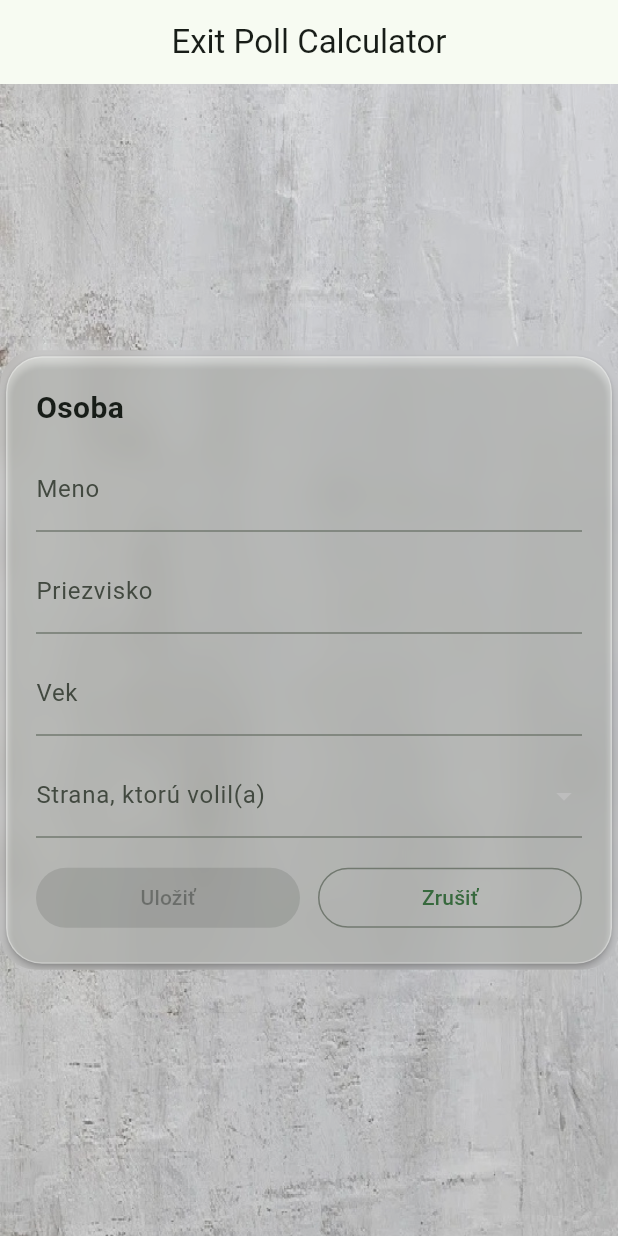
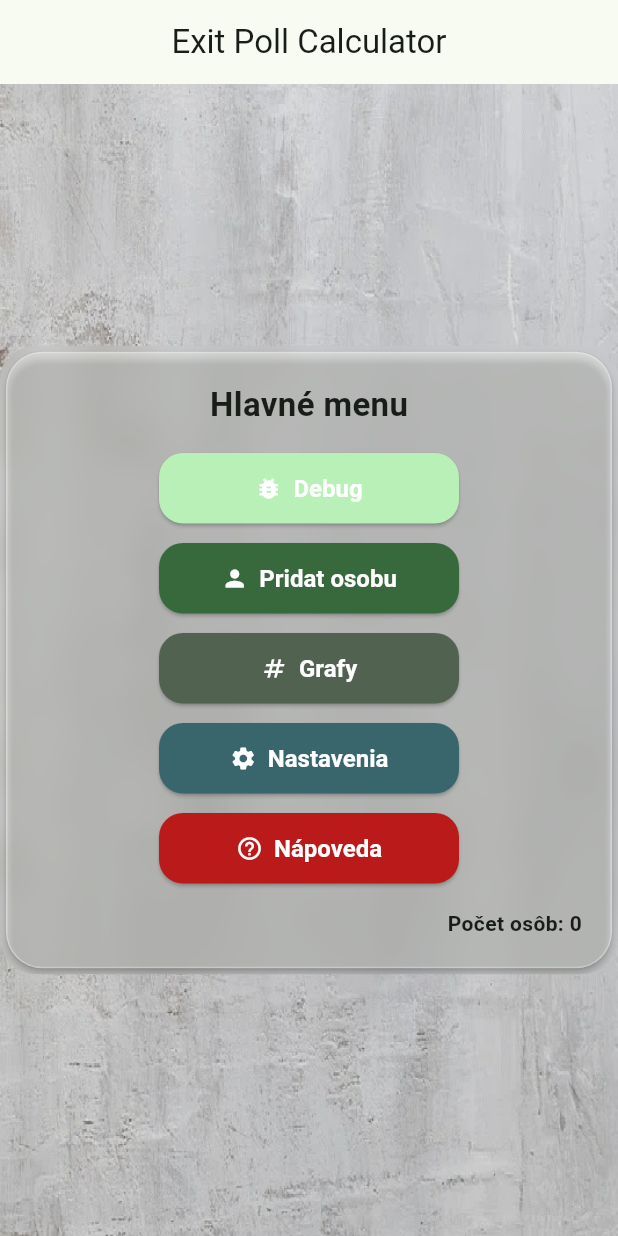
Before and after one commit to S4B4T0N/ExpitPollRequest, a Flutter app: the screen it shows after launch, on a phone screen of 412 x 824 dp. Run offline on Flutter 3.47's test engine with Material 3 defaults, Android fonts, the phone set to English and light mode, and no system bars.

Commit message:
vytvorenie obrazovky grafy + napojenie v maine na tlacitko grafy

```diff
--- a/lib/main.dart
+++ b/lib/main.dart
@@ -1,7 +1,7 @@
-import 'dart:ui' show ImageFilter;
 import 'package:flutter/material.dart';
+import 'package:exit_poll_request/widgets/glass_card.dart';
 import 'package:exit_poll_request/screens/pridaj_osobu.dart';
-import 'package:exit_poll_request/widgets/glass_card.dart';
+import 'package:exit_poll_request/screens/grafy.dart';
 
 void main() => runApp(const MainApp());
 
@@ -28,8 +28,14 @@ class MainApp extends StatelessWidget {
   }
 }
 
-class HomeScreen extends StatelessWidget {
+class HomeScreen extends StatefulWidget {
   const HomeScreen({super.key});
+  @override
+  State<HomeScreen> createState() => _HomeScreenState();
+}
+
+class _HomeScreenState extends State<HomeScreen> {
+  final List<Map<String, dynamic>> _people = [];
 
   @override
   Widget build(BuildContext context) {
@@ -47,102 +53,84 @@ class HomeScreen extends StatelessWidget {
           Container(color: const Color.fromRGBO(0, 0, 0, 0.12)),
           Center(
             child: GlassCard(
-              child: Form(
-                key: _formKey,
               child: Column(
                 mainAxisSize: MainAxisSize.min,
-                  crossAxisAlignment: CrossAxisAlignment.stretch,
                 children: [
                   const Text(
-                      'Osoba',
-                      style: TextStyle(
-                        fontSize: 20,
-                        fontWeight: FontWeight.w700,
+                    'Hlavné menu',
+                    style: TextStyle(fontSize: 22, fontWeight: FontWeight.w700),
                   ),
-                    ),
-                    const SizedBox(height: 12),
-
-                    TextFormField(
-                      controller: _menoCtrl,
-                      textInputAction: TextInputAction.next,
-                      decoration: const InputDecoration(labelText: 'Meno'),
-                      validator: (v) {
-                        final t = v?.trim() ?? '';
-                        if (t.isEmpty) return 'Zadaj meno';
-                        if (t.length < 2) return 'Min. 2 znaky';
-                        if (t.length > 60) return 'Max. 60 znakov';
-                        return null;
+                  const SizedBox(height: 16),
+                  Wrap(
+                    alignment: WrapAlignment.center,
+                    spacing: 12,
+                    runSpacing: 12,
+                    children: [
+                      _MenuButton(
+                        icon: Icons.bug_report,
+                        label: 'Debug',
+                        color: cs.primaryContainer,
+                        onTap: () {
+                          debugPrint('[DEBUG] Klik na debug tlacidlo');
+                          ScaffoldMessenger.of(context).showSnackBar(
+                            const SnackBar(content: Text('DEBUG klik')),
+                          );
                         },
                       ),
-                    const SizedBox(height: 12),
-
-                    TextFormField(
-                      controller: _priezCtrl,
-                      textInputAction: TextInputAction.next,
-                      decoration: const InputDecoration(
-                        labelText: 'Priezvisko',
+                      _MenuButton(
+                        icon: Icons.person,
+                        label: 'Pridat osobu',
+                        color: cs.primary,
+                        onTap: () async {
+                          final result = await Navigator.of(context).push(
+                            MaterialPageRoute(
+                              builder: (_) => const PridajOsobu(),
                             ),
-                      validator: (v) {
-                        final t = v?.trim() ?? '';
-                        if (t.isEmpty) return 'Zadaj priezvisko';
-                        if (t.length < 2) return 'Min. 2 znaky';
-                        if (t.length > 60) return 'Max. 60 znakov';
-                        return null;
+                          );
+                          if (result != null && mounted) {
+                            setState(
+                              () => _people.add(
+                                Map<String, dynamic>.from(result),
+                              ),
+                            );
+                          }
                         },
                       ),
-                    const SizedBox(height: 12),
-
-                    TextFormField(
-                      controller: _vekCtrl,
-                      keyboardType: TextInputType.number,
-                      textInputAction: TextInputAction.next,
-                      decoration: const InputDecoration(labelText: 'Vek'),
-                      validator: (v) {
-                        final t = v?.trim() ?? '';
-                        final n = int.tryParse(t);
-                        if (n == null) return 'Zadaj celé číslo';
-                        if (n < 18 || n > 120) return 'Vek 18–120';
-                        return null;
+                      _MenuButton(
+                        icon: Icons.numbers,
+                        label: 'Grafy',
+                        color: cs.secondary,
+                        onTap: () {
+                          Navigator.of(context).push(
+                            MaterialPageRoute(
+                              builder: (_) => const GrafyScreen(),
+                            ),
+                          );
                         },
                       ),
-                    const SizedBox(height: 12),
-
-                    DropdownButtonFormField<String>(
-                      initialValue: _zvolenaStrana,
-                      items: _strany
-                          .map(
-                            (s) => DropdownMenuItem<String>(
-                              value: s,
-                              child: Text(s),
+                      _MenuButton(
+                        icon: Icons.settings,
+                        label: 'Nastavenia',
+                        color: cs.tertiary,
+                        onTap: () {},
                       ),
-                          )
-                          .toList(),
-                      decoration: const InputDecoration(
-                        labelText: 'Strana, ktorú volil(a)',
+                      _MenuButton(
+                        icon: Icons.help_outline,
+                        label: 'Nápoveda',
+                        color: cs.error,
+                        onTap: () {},
                       ),
-                      onChanged: (v) => setState(() => _zvolenaStrana = v),
+                    ],
                   ),
                   const SizedBox(height: 16),
-
-                    Row(
-                      children: [
-                        Expanded(
-                          child: FilledButton(
-                            onPressed: _onSave,
-                            child: const Text('Uložiť'),
-                          ),
-                        ),
-                        const SizedBox(width: 12),
-                        Expanded(
-                          child: OutlinedButton(
-                            onPressed: () => Navigator.pop(context),
-                            child: const Text('Zrušiť'),
+                  Align(
+                    alignment: Alignment.centerRight,
+                    child: Text(
+                      'Počet osôb: ${_people.length}',
+                      style: const TextStyle(fontWeight: FontWeight.w600),
                     ),
                   ),
                 ],
-                    ),
-                  ],
-                ),
               ),
             ),
           ),
@@ -158,6 +146,7 @@ class _MenuButton extends StatelessWidget {
     required this.label,
     required this.color,
     required this.onTap,
+    super.key,
   });
 
   final IconData icon;
```
Also changed, not shown: lib/screens/grafy.dart (added, +28 -0 lines). Lines whose indentation alone changed are shown as unchanged.
